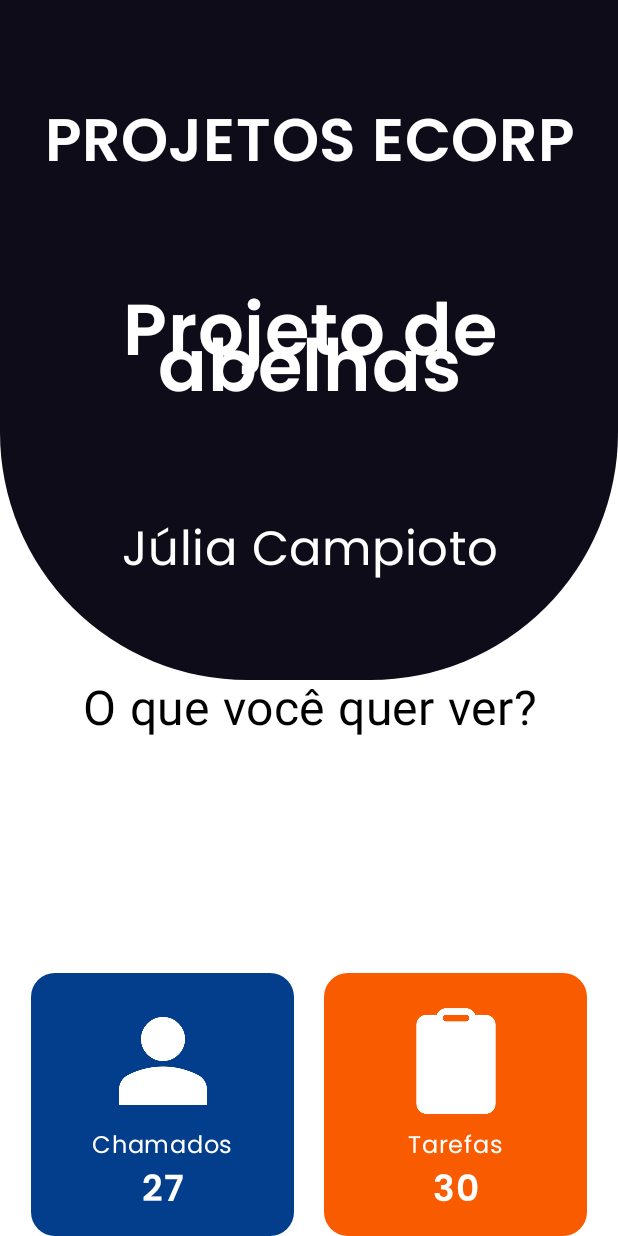
After one commit to ArchFacts/App-Mobile, an Android app built with Jetpack Compose: the composable ChoiceScreen shown on its own in the app's theme, on a phone screen of 412 x 824 dp. The commit adds this screen. Run offline under Robolectric (Android 15) with nearby library versions, the phone set to English and light mode, and no system bars.

Commit message:
Adding component to ChoiceCard and ChoiceScreen

```diff
--- /dev/null
+++ b/app/src/main/java/com/example/archfacts_app_web/components/ChoiceCard.kt
@@ -0,0 +1,91 @@
+package com.example.archfacts_app_web.components
+
+import androidx.compose.foundation.background
+import androidx.compose.foundation.layout.Box
+import androidx.compose.foundation.layout.Column
+import androidx.compose.foundation.layout.height
+import androidx.compose.foundation.layout.size
+import androidx.compose.foundation.layout.width
+import androidx.compose.foundation.shape.RoundedCornerShape
+import androidx.compose.material3.Icon
+import androidx.compose.material3.Text
+import androidx.compose.runtime.Composable
+import androidx.compose.ui.Alignment
+import androidx.compose.ui.Modifier
+import androidx.compose.ui.draw.clip
+import androidx.compose.ui.graphics.Color
+import androidx.compose.ui.graphics.painter.Painter
+import androidx.compose.ui.res.painterResource
+import androidx.compose.ui.text.font.FontWeight
+import androidx.compose.ui.tooling.preview.Preview
+import androidx.compose.ui.unit.dp
+import androidx.compose.ui.unit.sp
+import com.example.archfacts_app_web.R
+import com.example.archfacts_app_web.ui.theme.ArchBlue
+import com.example.archfacts_app_web.ui.theme.ArchOrange
+import com.example.archfacts_app_web.ui.theme.Poppins
+
+sealed class CardType(
+    val iconRes: Int,
+    val backgroundColor: Color,
+    val iconColor: Color
+) {
+    data object Chamados : CardType(
+        iconRes = R.drawable.person,
+        backgroundColor = ArchBlue,
+        iconColor = Color.White
+    )
+
+    data object Tarefas : CardType(
+        iconRes = R.drawable.clipboard,
+        backgroundColor = ArchOrange,
+        iconColor = Color.White
+    )
+}
+
+@Composable
+fun ChoiceCard(type: CardType, number: Int) {
+    Box(
+        modifier = Modifier
+            .width(175.dp)
+            .height(175.dp)
+            .clip(RoundedCornerShape(16.dp))
+            .background(type.backgroundColor),
+        contentAlignment = Alignment.Center
+    ) {
+        Column(horizontalAlignment = Alignment.CenterHorizontally) {
+            Icon(
+                painter = painterResource(id = type.iconRes),
+                contentDescription = when (type) {
+                    is CardType.Chamados -> "Icone de chamados"
+                    is CardType.Tarefas -> "Icone de tarefas"
+                },
+                tint = type.iconColor,
+                modifier = Modifier.size(88.dp),
+            )
+            Text(
+                text = when (type) {
+                    CardType.Chamados -> "Chamados"
+                    CardType.Tarefas -> "Tarefas"
+                },
+                fontFamily = Poppins,
+                fontWeight = FontWeight.Normal,
+                fontSize = 16.sp,
+                color = Color.White
+            )
+            Text(
+                text = number.toString(),
+                fontFamily = Poppins,
+                fontWeight = FontWeight.SemiBold,
+                fontSize = 24.sp,
+                color = Color.White
+            )
+        }
+    }
+}
+
+@Preview
+@Composable
+fun ChoiceCardPreview() {
+    ChoiceCard(CardType.Chamados, 33)
+}
--- /dev/null
+++ b/app/src/main/java/com/example/archfacts_app_web/screens/ChoiceScreen.kt
@@ -0,0 +1,111 @@
+package com.example.archfacts_app_web.screens
+
+import androidx.compose.foundation.background
+import androidx.compose.foundation.layout.Arrangement
+import androidx.compose.foundation.layout.Box
+import androidx.compose.foundation.layout.Column
+import androidx.compose.foundation.layout.Row
+import androidx.compose.foundation.layout.Spacer
+import androidx.compose.foundation.layout.aspectRatio
+import androidx.compose.foundation.layout.fillMaxHeight
+import androidx.compose.foundation.layout.fillMaxSize
+import androidx.compose.foundation.layout.fillMaxWidth
+import androidx.compose.foundation.layout.height
+import androidx.compose.foundation.layout.width
+import androidx.compose.foundation.shape.CircleShape
+import androidx.compose.foundation.shape.RoundedCornerShape
+import androidx.compose.material3.Text
+import androidx.compose.runtime.Composable
+import androidx.compose.ui.Alignment
+import androidx.compose.ui.Modifier
+import androidx.compose.ui.draw.clip
+import androidx.compose.ui.graphics.Color
+import androidx.compose.ui.text.font.FontWeight
+import androidx.compose.ui.text.style.TextAlign
+import androidx.compose.ui.tooling.preview.Preview
+import androidx.compose.ui.unit.dp
+import androidx.compose.ui.unit.sp
+import com.example.archfacts_app_web.components.CardType
+import com.example.archfacts_app_web.components.ChoiceCard
+import com.example.archfacts_app_web.ui.theme.ArchBlack
+import com.example.archfacts_app_web.ui.theme.Poppins
+
+@Composable
+fun ChoiceScreen(modifier: Modifier = Modifier) {
+    Column(
+        modifier = Modifier
+            .fillMaxSize()
+            .background(Color.White)
+    ) {
+        Box(
+            modifier = Modifier
+                .background(
+                    color = ArchBlack,
+                    shape = RoundedCornerShape(
+                        bottomStart = 165.dp,
+                        bottomEnd = 165.dp,
+                    )
+                )
+                .fillMaxWidth()
+                .fillMaxHeight(0.55f)
+        ) {
+            Column(
+                modifier = Modifier.fillMaxSize(),
+                verticalArrangement = Arrangement.SpaceEvenly,
+                horizontalAlignment = Alignment.CenterHorizontally
+            ) {
+                Text(
+                    "PROJETOS ECORP",
+                    fontFamily = Poppins,
+                    fontWeight = FontWeight.SemiBold,
+                    color = Color.White,
+                    textAlign = TextAlign.Center,
+                    fontSize = 40.sp
+                )
+                Text(
+                    "Projeto de abelhas", fontFamily = Poppins,
+                    fontWeight = FontWeight.SemiBold,
+                    color = Color.White,
+                    textAlign = TextAlign.Center,
+                    fontSize = 48.sp,
+                    modifier = Modifier.width(250.dp)
+                )
+                Text(
+                    "Júlia Campioto", fontFamily = Poppins,
+                    fontWeight = FontWeight.Normal,
+                    color = Color.White,
+                    textAlign = TextAlign.Center, fontSize = 32.sp
+                )
+            }
+        }
+        Column(
+            modifier = Modifier
+                .fillMaxSize()
+                .background(Color.White),
+            horizontalAlignment = Alignment.CenterHorizontally,
+            verticalArrangement = Arrangement.SpaceBetween
+        ) {
+            Text(
+                "O que você quer ver?",
+                fontWeight = FontWeight.Normal,
+                color = Color.Black,
+                textAlign = TextAlign.Center,
+                fontSize = 32.sp,
+                modifier = Modifier.fillMaxWidth()
+            )
+            Row(
+                modifier = Modifier.fillMaxWidth(),
+                horizontalArrangement = Arrangement.SpaceEvenly
+            ) {
+                ChoiceCard(CardType.Chamados, 27)
+                ChoiceCard(CardType.Tarefas, 30)
+            }
+        }
+    }
+}
+
+@Preview
+@Composable
+fun ChoiceScreenPrev() {
+    ChoiceScreen()
+}
```
Also changed, not shown: app/src/main/java/com/example/archfacts_app_web/screens/PropostaScreen.kt (line endings or trailing spaces).
